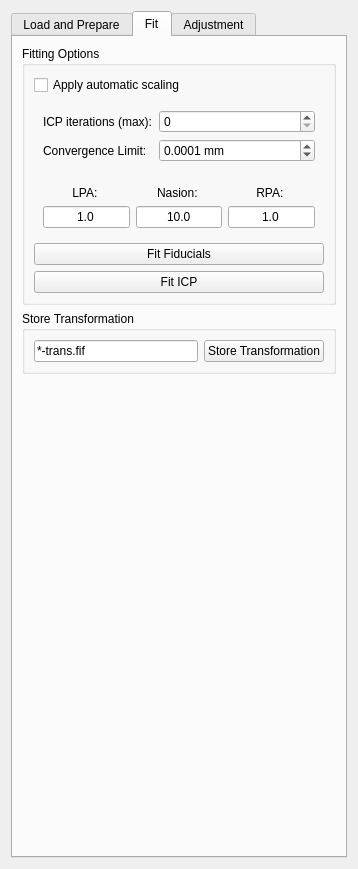
First picture: the form in libraries/disp/viewers/formfiles/coregsettingsview.ui, repository mne-tools/mne-cpp, before the edit.
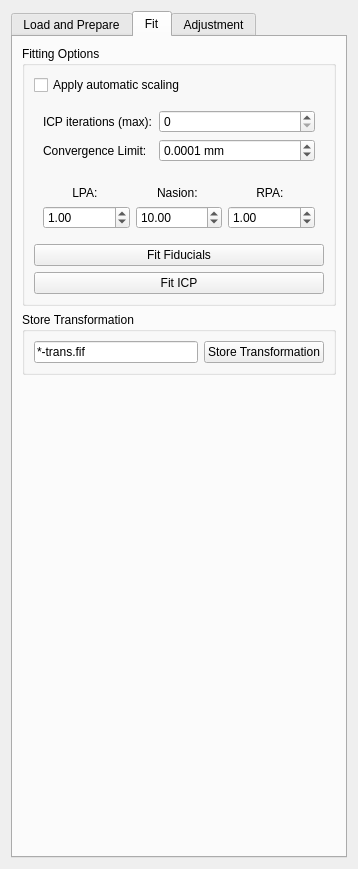
Second picture: the form after the edit. The open tabs and pages were chosen to show the change.

Commit message: Enh: connect buttons in gui

The edit to the form file:
```diff
--- a/libraries/disp/viewers/formfiles/coregsettingsview.ui
+++ b/libraries/disp/viewers/formfiles/coregsettingsview.ui
@@ -264,7 +264,28 @@
           <item>
            <widget class="QWidget" name="m_qWidget_Weigths" native="true">
             <layout class="QGridLayout" name="gridLayout">
-             <item row="0" column="1">
+             <item row="1" column="1">
+              <widget class="QDoubleSpinBox" name="m_qDoubleSpinBox_WeightNas">
+               <property name="value">
+                <double>10.000000000000000</double>
+               </property>
+              </widget>
+             </item>
+             <item row="1" column="0">
+              <widget class="QDoubleSpinBox" name="m_qDoubleSpinBox_WeightLpa">
+               <property name="value">
+                <double>1.000000000000000</double>
+               </property>
+              </widget>
+             </item>
+             <item row="1" column="2">
+              <widget class="QDoubleSpinBox" name="m_qDoubleSpinBox_WeightRpa">
+               <property name="value">
+                <double>1.000000000000000</double>
+               </property>
+              </widget>
+             </item>
+             <item row="0" column="0">
               <widget class="QLabel" name="label_7">
                <property name="text">
                 <string>LPA: </string>
@@ -274,17 +295,7 @@
                </property>
               </widget>
              </item>
-             <item row="1" column="1">
-              <widget class="QLineEdit" name="m_qLineEdit_LpaWeight">
-               <property name="text">
-                <string>1.0</string>
-               </property>
-               <property name="alignment">
-                <set>Qt::AlignCenter</set>
-               </property>
-              </widget>
-             </item>
-             <item row="0" column="2">
+             <item row="0" column="1">
               <widget class="QLabel" name="label_9">
                <property name="text">
                 <string>Nasion: </string>
@@ -294,27 +305,7 @@
                </property>
               </widget>
              </item>
-             <item row="1" column="2">
-              <widget class="QLineEdit" name="m_qLineEdit_NasWeight">
-               <property name="text">
-                <string>10.0</string>
-               </property>
-               <property name="alignment">
-                <set>Qt::AlignCenter</set>
-               </property>
-              </widget>
-             </item>
-             <item row="1" column="3">
-              <widget class="QLineEdit" name="m_qLineEdit_RpaWeight">
-               <property name="text">
-                <string>1.0</string>
-               </property>
-               <property name="alignment">
-                <set>Qt::AlignCenter</set>
-               </property>
-              </widget>
-             </item>
-             <item row="0" column="3">
+             <item row="0" column="2">
               <widget class="QLabel" name="label_8">
                <property name="text">
                 <string>RPA: </string>
```
Left out of the diff: 34 changed lines with no effect on the pictures. The commit also changes 3 other files.
